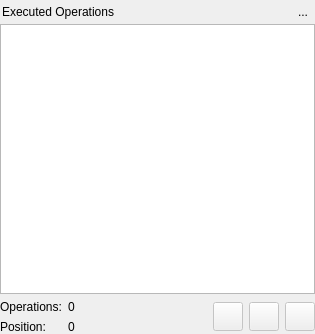
Qt form libpgmodeler_ui/ui/operationlistwidget.ui (pgmodeler/pgmodeler) before a commit.
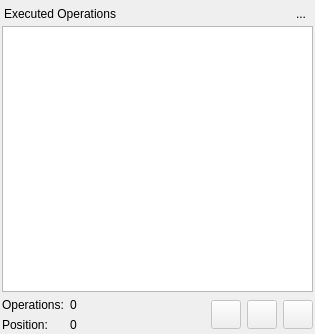
The same form after that commit. Icons and pictures are not drawn.

What changed in the file:
```diff
--- a/libpgmodeler_ui/ui/operationlistwidget.ui
+++ b/libpgmodeler_ui/ui/operationlistwidget.ui
@@ -40,7 +40,7 @@
     <number>0</number>
    </property>
    <property name="margin">
-    <number>0</number>
+    <number>2</number>
    </property>
    <item>
     <widget class="QWidget" name="title_wgt" native="true">
```
